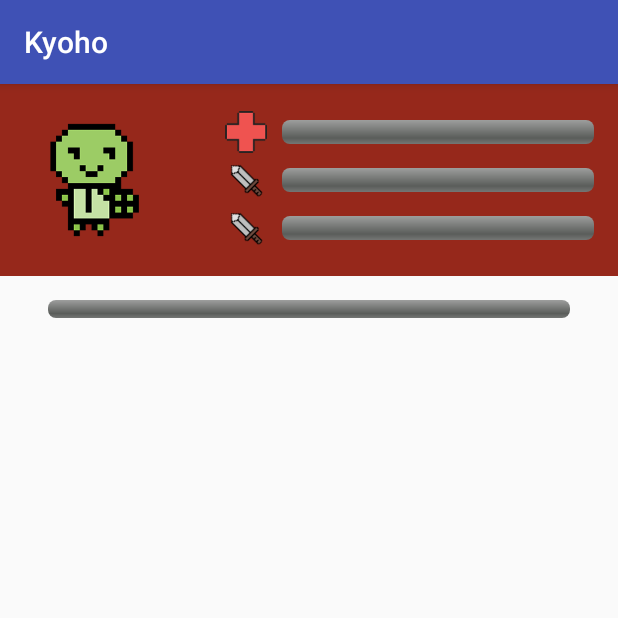
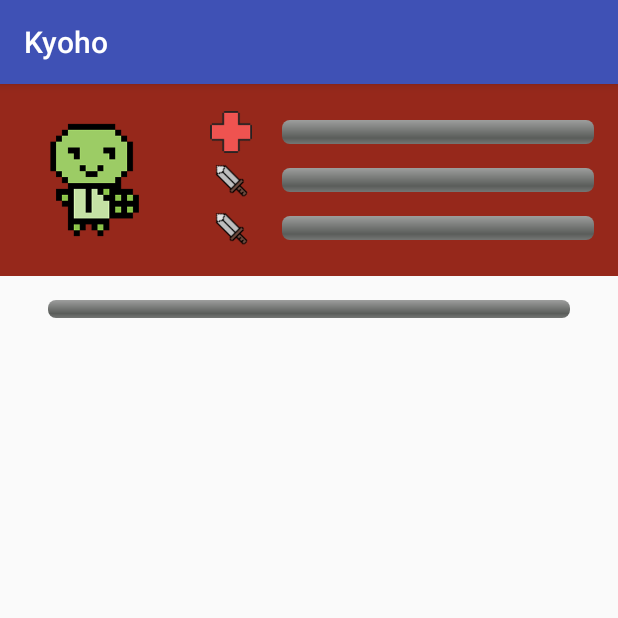
Before and after one commit to ltzehan/hackomania, an Android app: the screen it shows after launch (MainActivity), on a phone screen of 412 x 824 dp, the top half of it. Run offline under Robolectric (Android 15) with nearby library versions, the light colour scheme and no system bars; 1 statement that could not run was skipped.

```diff
--- a/app/app/src/main/res/layout/activity_main.xml
+++ b/app/app/src/main/res/layout/activity_main.xml
@@ -24,39 +24,39 @@
             android:id="@+id/barLabels"
             android:layout_width="wrap_content"
             android:layout_height="@dimen/userIconHeight"
-            android:orientation="vertical"
-            android:gravity="right"
-            android:layout_marginRight="8dp"
-            android:layout_toEndOf="@id/userIcon">
+            android:layout_marginLeft="8dp"
+            android:layout_toEndOf="@id/userIcon"
+            android:gravity="center_horizontal"
+            android:orientation="vertical">
 
             <qihaoooooo.kyoho.view.SquareImageView
-                android:layout_width="match_parent"
+                android:layout_width="wrap_content"
                 android:layout_height="0dp"
                 android:layout_weight="1"
                 android:padding="@dimen/valueBarIconPadding"
-                android:src="@drawable/health"/>
+                android:src="@drawable/health" />
 
             <qihaoooooo.kyoho.view.SquareImageView
-                android:layout_width="match_parent"
+                android:layout_width="wrap_content"
                 android:layout_height="0dp"
                 android:layout_weight="1"
                 android:padding="@dimen/valueBarIconPadding"
-                android:src="@drawable/sword"/>
+                android:src="@drawable/sword" />
 
             <qihaoooooo.kyoho.view.SquareImageView
-                android:layout_width="match_parent"
+                android:layout_width="wrap_content"
                 android:layout_height="0dp"
                 android:layout_weight="1"
                 android:padding="@dimen/valueBarIconPadding"
-                android:src="@drawable/sword"/>
+                android:src="@drawable/sword" />
 
         </LinearLayout>
 
         <LinearLayout
             android:layout_width="match_parent"
             android:layout_height="@dimen/userIconHeight"
-            android:orientation="vertical"
-            android:layout_toEndOf="@id/barLabels">
+            android:layout_toEndOf="@id/barLabels"
+            android:orientation="vertical">
 
             <qihaoooooo.kyoho.view.ValueBar
                 android:id="@+id/healthBar"
@@ -64,8 +64,8 @@
                 android:layout_width="match_parent"
                 android:layout_height="0dp"
                 android:layout_weight="1"
-                android:paddingTop="@dimen/valueBarVerticalPadding"
-                android:paddingBottom="@dimen/valueBarVerticalPadding"/>
+                android:paddingBottom="@dimen/valueBarVerticalPadding"
+                android:paddingTop="@dimen/valueBarVerticalPadding" />
 
             <qihaoooooo.kyoho.view.ValueBar
                 android:id="@+id/attackBar"
@@ -73,8 +73,8 @@
                 android:layout_width="match_parent"
                 android:layout_height="0dp"
                 android:layout_weight="1"
-                android:paddingTop="@dimen/valueBarVerticalPadding"
-                android:paddingBottom="@dimen/valueBarVerticalPadding"/>
+                android:paddingBottom="@dimen/valueBarVerticalPadding"
+                android:paddingTop="@dimen/valueBarVerticalPadding" />
 
             <qihaoooooo.kyoho.view.ValueBar
                 android:id="@+id/expBar"
@@ -82,8 +82,8 @@
                 android:layout_width="match_parent"
                 android:layout_height="0dp"
                 android:layout_weight="1"
-                android:paddingTop="@dimen/valueBarVerticalPadding"
-                android:paddingBottom="@dimen/valueBarVerticalPadding"/>
+                android:paddingBottom="@dimen/valueBarVerticalPadding"
+                android:paddingTop="@dimen/valueBarVerticalPadding" />
 
         </LinearLayout>
 
--- a/app/app/src/main/res/values/dimen.xml
+++ b/app/app/src/main/res/values/dimen.xml
@@ -8,7 +8,7 @@
     <item name="taskTextPadding" type="dimen">12dp</item>
     <item name="taskDescSize" type="dimen">18dp</item>
     <item name="taskTimeLeftSize" type="dimen">16dp</item>
-    <item name="taskDoneWidth" type="dimen">42dp</item>
+    <item name="taskDoneWidth" type="dimen">36dp</item>
     <item name="bossBarHeight" type="dimen">12dp</item>
     <item name="bossSpriteHeight" type="dimen">120dp</item>
 
```
Also changed, not shown: app/app/src/main/res/layout/task_view.xml (+6 -8 lines), app/app/src/main/res/drawable/checkmark.png, app/app/src/main/res/drawable/clipboard.png (added).
